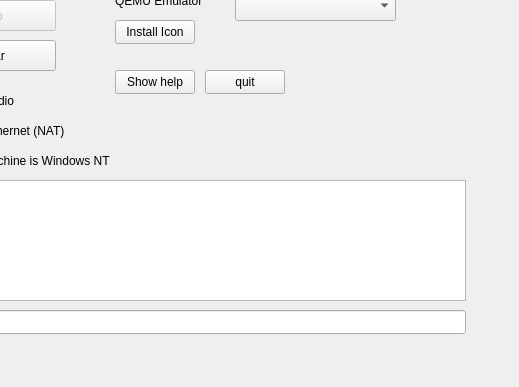
caiorss/qemu-launcher-qt, file user_interface.ui: the form before one commit; both pictures show x 145 to 664 and y 200 to 587 of the 664 by 587 pixel window.
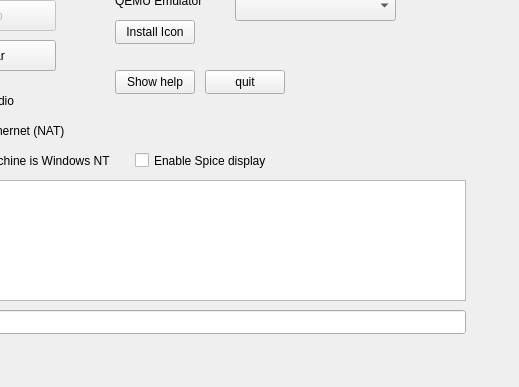
The form after the commit.

Commit message: Create checkbox enable spice (remote-viewer).

```diff
--- a/user_interface.ui
+++ b/user_interface.ui
@@ -344,6 +344,25 @@
      <bool>false</bool>
     </property>
    </widget>
+   <widget class="QCheckBox" name="enable_spice">
+    <property name="enabled">
+     <bool>true</bool>
+    </property>
+    <property name="geometry">
+     <rect>
+      <x>280</x>
+      <y>350</y>
+      <width>211</width>
+      <height>21</height>
+     </rect>
+    </property>
+    <property name="text">
+     <string>Enable Spice display</string>
+    </property>
+    <property name="checked">
+     <bool>false</bool>
+    </property>
+   </widget>
   </widget>
   <widget class="QMenuBar" name="menuBar">
    <property name="geometry">
```
The commit also changes 2 other files.
